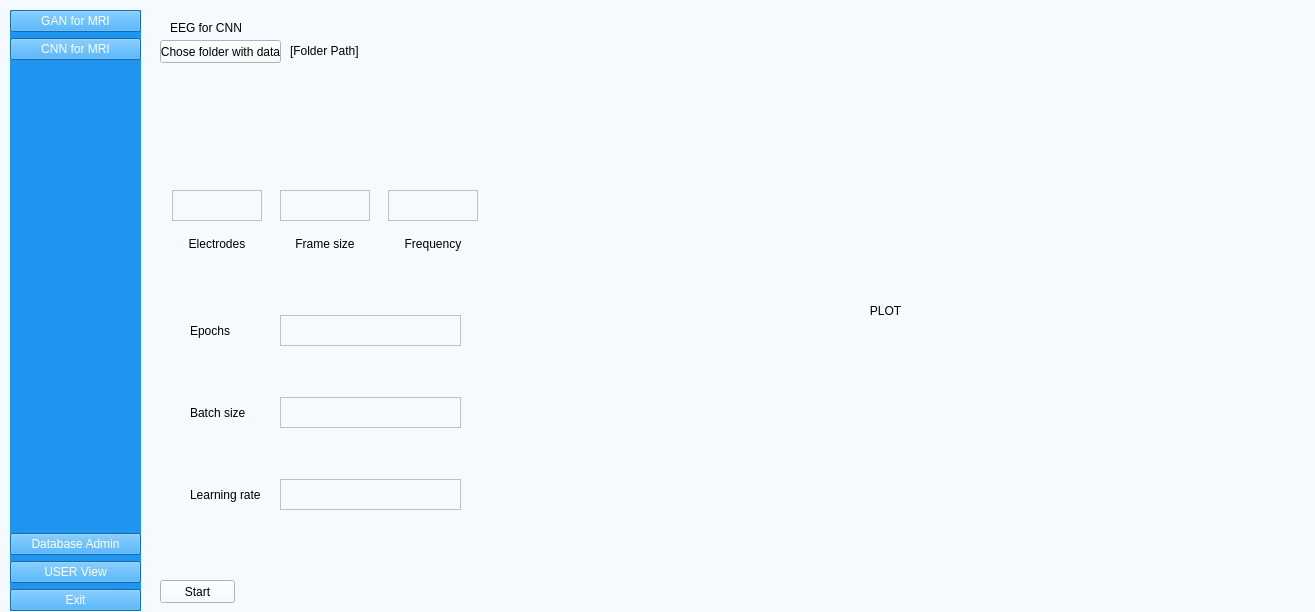
Above: UI/aUI_projekt_EEG.ui from matimusial/ADHDPredictorApp before the change. Below: the same form after it.
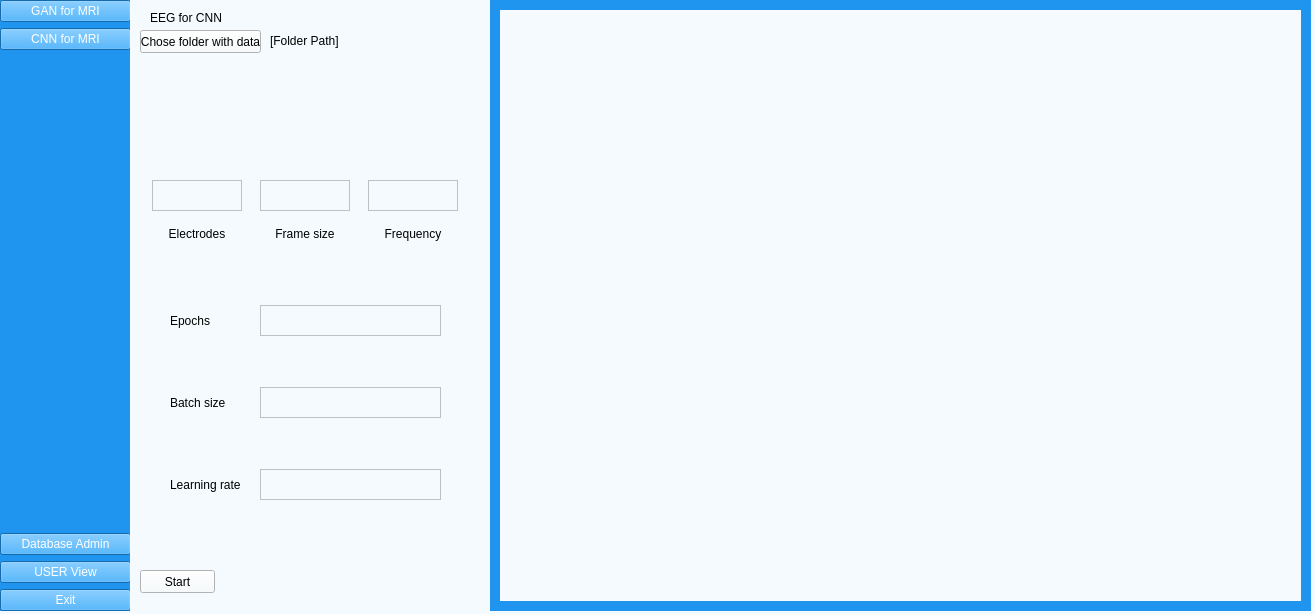
That is the form after the change. Icons and pictures are not drawn.

Commit message: icon loop

```diff
--- a/UI/aUI_projekt_EEG.ui
+++ b/UI/aUI_projekt_EEG.ui
@@ -7,7 +7,7 @@
     <x>0</x>
     <y>0</y>
     <width>1315</width>
-    <height>612</height>
+    <height>614</height>
    </rect>
   </property>
   <property name="windowTitle">
@@ -20,10 +20,10 @@
    <widget class="QWidget" name="buttons_widget" native="true">
     <property name="geometry">
      <rect>
-      <x>10</x>
-      <y>10</y>
+      <x>0</x>
+      <y>0</y>
       <width>131</width>
-      <height>601</height>
+      <height>611</height>
      </rect>
     </property>
     <property name="styleSheet">
@@ -111,35 +111,43 @@
    <widget class="QWidget" name="main_widget" native="true">
     <property name="geometry">
      <rect>
-      <x>150</x>
-      <y>10</y>
-      <width>1161</width>
-      <height>601</height>
+      <x>130</x>
+      <y>0</y>
+      <width>1181</width>
+      <height>611</height>
      </rect>
     </property>
     <widget class="QWidget" name="widget" native="true">
      <property name="geometry">
       <rect>
-       <x>310</x>
+       <x>360</x>
        <y>0</y>
-       <width>851</width>
-       <height>601</height>
+       <width>821</width>
+       <height>611</height>
       </rect>
      </property>
+     <property name="styleSheet">
+      <string notr="true">QWidget{
+	background-color: rgb(31, 149, 239);
+}</string>
+     </property>
      <widget class="QLabel" name="plotLabel_CNN">
       <property name="geometry">
        <rect>
-        <x>0</x>
-        <y>0</y>
-        <width>851</width>
-        <height>601</height>
+        <x>10</x>
+        <y>10</y>
+        <width>801</width>
+        <height>591</height>
        </rect>
       </property>
       <property name="styleSheet">
-       <string notr="true"/>
+       <string notr="true">background-color: rgb(245, 250, 254);</string>
       </property>
       <property name="text">
-       <string>PLOT</string>
+       <string/>
+      </property>
+      <property name="pixmap">
+       <pixmap>icons/icon_loop.png</pixmap>
       </property>
       <property name="alignment">
        <set>Qt::AlignCenter</set>
```
The commit also changes 2 other files.
